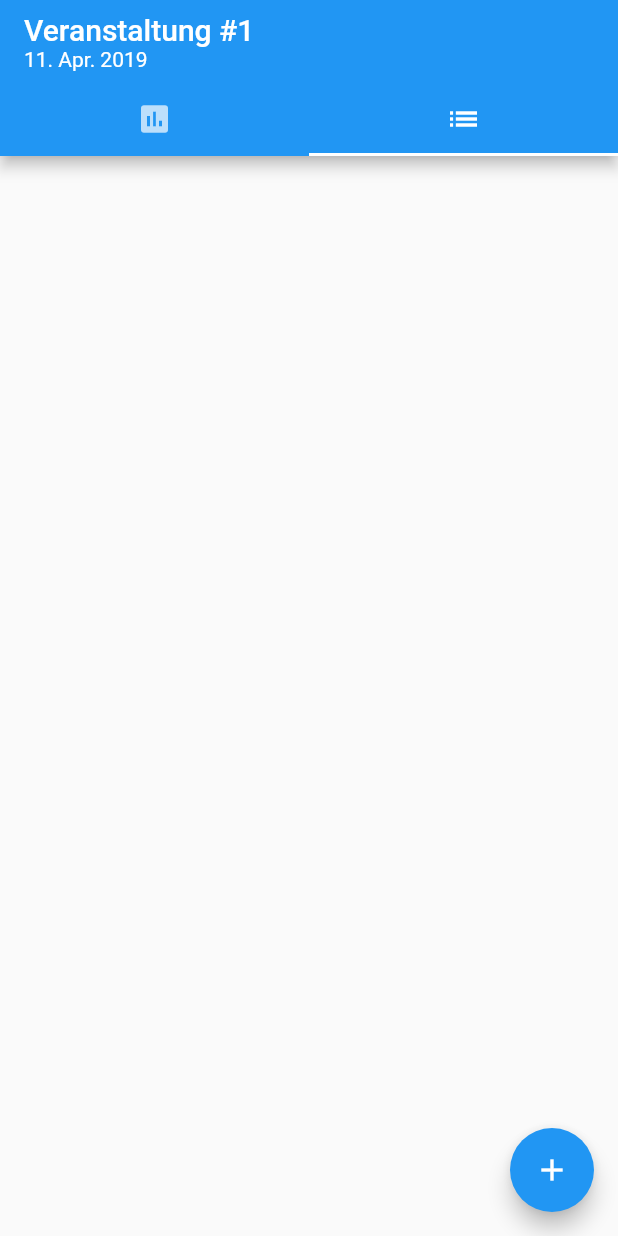
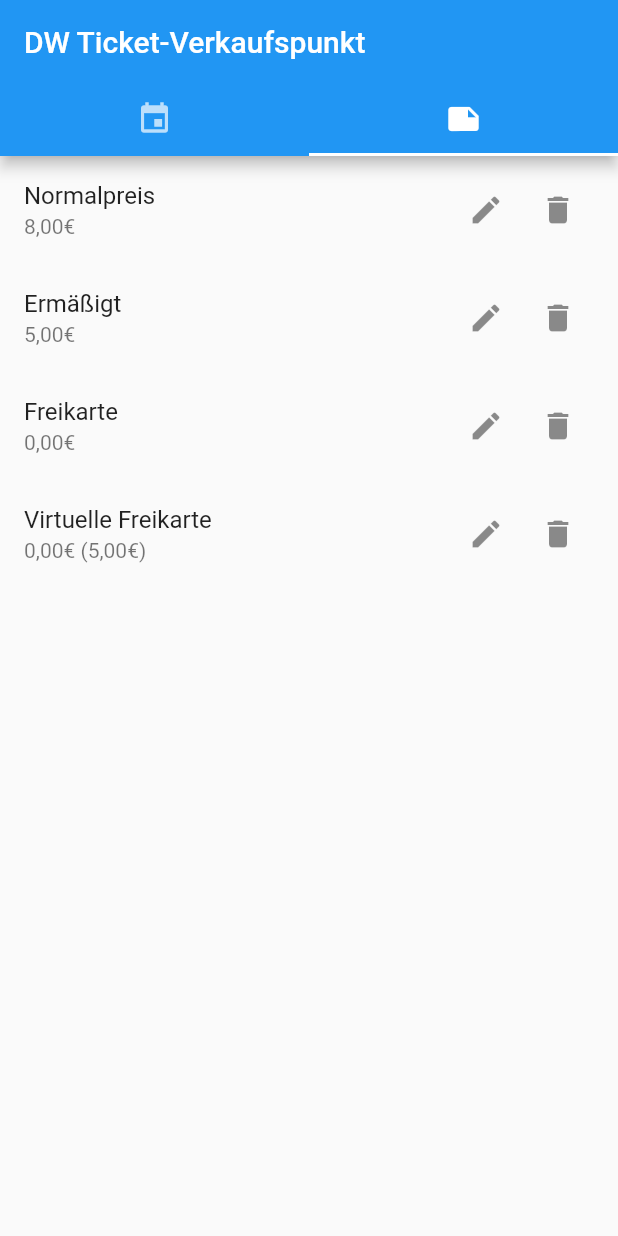
Before and after one commit to dasdware/dw-ticket-pos, a Flutter app: the screen it shows after launch, tab 2 chosen, on a phone screen of 412 x 824 dp. Run offline on Flutter 3.47's test engine with Material 2 defaults, Android fonts, the light colour scheme and no system bars.

Commit message:
added storage and started ui for it

```diff
--- a/lib/main.dart
+++ b/lib/main.dart
@@ -1,13 +1,13 @@
 import 'dart:async';
+import 'package:dw_ticket_pos/model/storage.dart';
+import 'package:dw_ticket_pos/views/storage_home.dart';
 import 'package:intl/date_symbol_data_local.dart' as intl_local_date_data;
 
 import 'package:flutter/material.dart';
 import 'package:scoped_model/scoped_model.dart';
 
-import 'package:dw_ticket_pos/model/event.dart';
-import 'package:dw_ticket_pos/model/mock_event.dart';
+import 'package:dw_ticket_pos/model/mock_storage.dart';
 import 'package:dw_ticket_pos/utils/format.dart';
-import 'package:dw_ticket_pos/views/event_home.dart';
 
 Future<Null> main() async {
   await intl_local_date_data.initializeDateFormatting();
@@ -17,12 +17,25 @@ Future<Null> main() async {
 }
 
 class DWTicketPosApp extends StatelessWidget {
-  final Event _event = MockEvent();
+  Future<Storage> loadEvent(BuildContext context) {
+    return Future<Storage>.delayed(
+      Duration(seconds: 2),
+      () => MockStorage(),
+    );
+  }
 
   @override
   Widget build(BuildContext context) {
-    return ScopedModel<Event>(
-      model: _event,
+    return FutureBuilder<Storage>(
+        future: loadEvent(context),
+        builder: (context, storage) {
+          if (!storage.hasData) {
+            print("No data! " + new DateTime.now().toString());
+            return Center(child: CircularProgressIndicator());
+          } else {
+            print("Data! " + new DateTime.now().toString());
+            return ScopedModel<Storage>(
+              model: storage.data,
               child: MaterialApp(
                 title: 'Flutter Demo',
                 theme: ThemeData(
@@ -37,8 +50,10 @@ class DWTicketPosApp extends StatelessWidget {
                   // is not restarted.
                   primarySwatch: Colors.blue,
                 ),
-        home: EventHomeView(),
+                home: StorageHomeView(),
               ),
             );
           }
+        });
   }
+}
--- a/lib/model/mock_event.dart
+++ /dev/null
@@ -1,15 +0,0 @@
-import 'event.dart';
-import 'ticket.dart';
-
-class MockEvent extends Event {
-
-  MockEvent() : super(
-    'Veranstaltung #1',
-    DateTime.utc(2019, 4, 11),
-    [
-      Ticket('Normalpreis', 800),
-      Ticket('Ermäßigt', 500),
-      Ticket('Freikarte', 0),
-      Ticket('Virtuelle Freikarte', 0, 500),
-    ]);
-}
--- /dev/null
+++ b/lib/model/mock_storage.dart
@@ -0,0 +1,15 @@
+import 'package:dw_ticket_pos/model/storage.dart';
+import 'package:dw_ticket_pos/model/ticket.dart';
+
+class MockStorage extends Storage {
+
+  MockStorage() {
+    tickets
+      ..add(Ticket('Normalpreis', 800))
+      ..add(Ticket('Ermäßigt', 500))
+      ..add(Ticket('Freikarte', 0))
+      ..add(Ticket('Virtuelle Freikarte', 0, 500));
+
+    createEvent('Veranstaltung #1', DateTime.utc(2019, 4, 11), tickets);
+  }
+}
--- /dev/null
+++ b/lib/model/storage.dart
@@ -0,0 +1,26 @@
+import 'package:flutter/material.dart';
+import 'package:scoped_model/scoped_model.dart';
+
+
+import 'package:dw_ticket_pos/model/event.dart';
+import 'package:dw_ticket_pos/model/ticket.dart';
+
+class Storage extends Model {
+  List<Ticket> tickets = [];
+  List<Event> events = [];
+
+  Event createEvent(String name, DateTime dateTime, List<Ticket> tickets) {
+    Event event =
+        Event(name, dateTime, tickets.map((ticket) => ticket.clone()).toList());
+    events.add(event);
+    notifyListeners();
+    return event;
+  }
+
+  void deleteTicket(Ticket ticket) {
+    tickets.remove(ticket);
+    notifyListeners();
+  }
+
+  static Storage of(BuildContext context) => ScopedModel.of<Storage>(context);
+}
--- a/lib/model/ticket.dart
+++ b/lib/model/ticket.dart
@@ -1,9 +1,16 @@
-class Ticket {
+import 'package:flutter/material.dart';
+import 'package:scoped_model/scoped_model.dart';
+
+class Ticket extends Model {
   final String title;
   final int price;
   final int virtualPrice;
 
   Ticket(this.title, this.price, [this.virtualPrice = -1]);
 
+  Ticket clone() => Ticket(title, price, virtualPrice);
+
   bool get hasVirtualPrice => (virtualPrice > -1);
+
+  static Ticket of(BuildContext context) => ScopedModel.of<Ticket>(context);
 }
--- a/lib/utils/format.dart
+++ b/lib/utils/format.dart
@@ -1,3 +1,4 @@
+import 'package:dw_ticket_pos/model/ticket.dart';
 import 'package:intl/intl.dart';
 
 import 'package:dw_ticket_pos/model/ticket_entries.dart';
@@ -7,6 +8,13 @@ String formatPrice(int price) {
       ',' +
       (price % 100).toString().padLeft(2, '0') +
       '€';
+}
+
+String formatTicketPrice(Ticket ticket) {
+  String label = formatPrice(ticket.price);
+  if (ticket.hasVirtualPrice)
+    label = label + ' (' + formatPrice(ticket.virtualPrice) + ')';
+  return label;
 }
 
 DateFormat _dateFormat;
--- /dev/null
+++ b/lib/views/storage_home.dart
@@ -0,0 +1,30 @@
+import 'package:flutter/material.dart';
+
+import 'package:dw_ticket_pos/widgets/event_list.dart';
+import 'package:dw_ticket_pos/widgets/ticket_list.dart';
+
+class StorageHomeView extends StatelessWidget {
+  @override
+  Widget build(BuildContext context) {
+    return DefaultTabController(
+      length: 2,
+      child: Scaffold(
+        appBar: AppBar(
+          title: Text('DW Ticket-Verkaufspunkt'),
+          bottom: TabBar(
+            tabs: [
+              Tab(icon: Icon(Icons.event)),
+              Tab(icon: Icon(Icons.note)),
+            ],
+          ),
+        ),
+        body: TabBarView(
+          children: [
+            new EventListWidget(),
+            new TicketListWidget(),
+          ],
+        ),
+      ),
+    );
+  }
+}
--- /dev/null
+++ b/lib/widgets/ticket_list.dart
@@ -0,0 +1,83 @@
+import 'package:flutter/material.dart';
+import 'package:scoped_model/scoped_model.dart';
+
+import 'package:dw_ticket_pos/model/storage.dart';
+import 'package:dw_ticket_pos/model/ticket.dart';
+
+import 'package:dw_ticket_pos/utils/format.dart';
+
+class TicketListWidget extends StatelessWidget {
+  const TicketListWidget({
+    Key key,
+  }) : super(key: key);
+
+  @override
+  Widget build(BuildContext context) {
+    return ScopedModelDescendant<Storage>(
+      builder: (context, _, storage) => ListView(
+            children: storage.tickets
+                .map(
+                  (ticket) => ListTile(
+                        title: Text(ticket.title),
+                        subtitle: Text(formatTicketPrice(ticket)),
+                        trailing: Row(
+                          mainAxisSize: MainAxisSize.min,
+                          children: <Widget>[
+                            IconButton(
+                              icon: Icon(Icons.edit),
+                              onPressed: () {},
+                            ),
+                            DeleteTicketButton(storage: storage, ticket: ticket)
+                          ],
+                        ),
+                        onTap: () {},
+                      ),
+                )
+                .toList(),
+          ),
+    );
+  }
+}
+
+class DeleteTicketButton extends StatelessWidget {
+  final Storage storage;
+  final Ticket ticket;
+
+  const DeleteTicketButton({Key key, this.storage, this.ticket}) : super(key: key);
+
+  void askDeleteTicket(BuildContext context) {
+    showDialog(
+      context: context,
+      builder: (BuildContext context) {
+        return AlertDialog(
+          title: Text('Ticket löschen'),
+          content: Text(
+              'Sind Sie sicher, dass das gewählte Ticket gelöscht werden soll?'),
+          actions: [
+            FlatButton(
+              child: Text('JA'),
+              onPressed: () {
+                storage.deleteTicket(ticket);
+                Navigator.of(context).pop();
+              },
+            ),
+            FlatButton(
+              child: Text('NEIN'),
+              onPressed: () {
+                Navigator.of(context).pop();
+              },
+            )
+          ],
+        );
+      },
+    );
+  }
+
+  @override
+  Widget build(BuildContext context) {
+    return IconButton(
+      icon: Icon(Icons.delete),
+      onPressed: () => askDeleteTicket(context),
+    );
+  }
+}
```
Also changed, not shown: lib/model/booking.dart (+6 -2 lines), lib/views/event_create_booking.dart (+4 -4 lines), lib/views/event_home.dart (+11 -5 lines), lib/widgets/event_list.dart (added, +34 -0 lines), lib/widgets/ticket_entry.dart (+1 -8 lines). Lines whose indentation alone changed are shown as unchanged.
